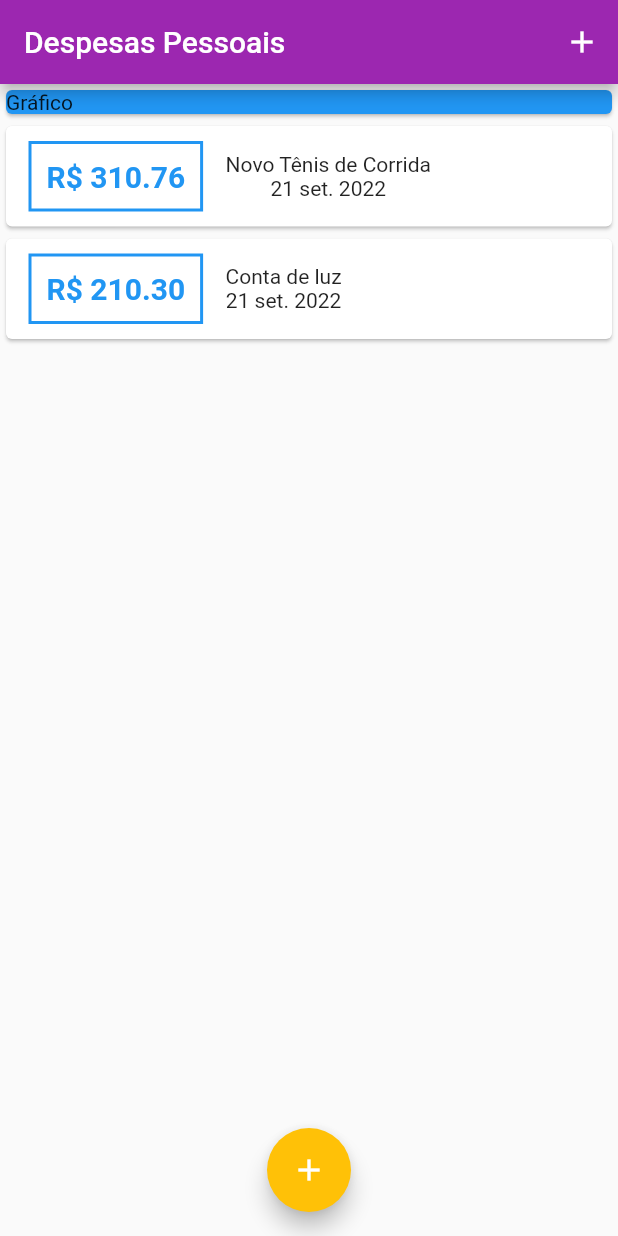
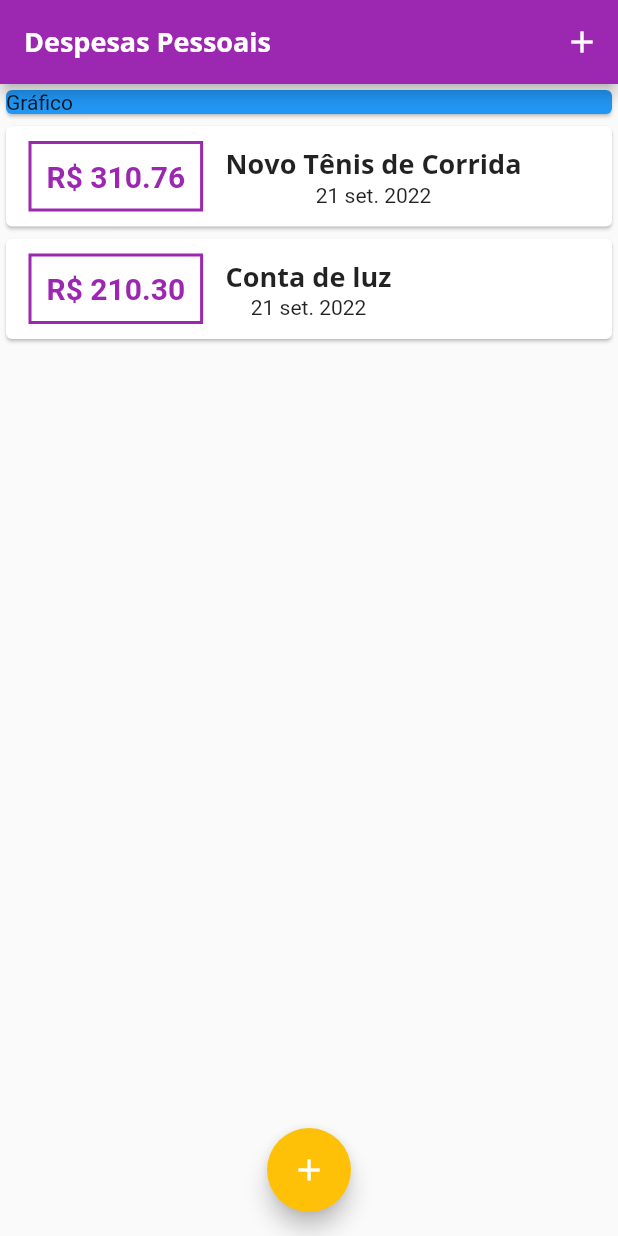
Before and after one commit to DevGabrielHN/secao4-flutter-cod3r, a Flutter app: the screen it shows after launch, on a phone screen of 412 x 824 dp. Run offline on Flutter 3.47's test engine with Material 2 defaults, Android fonts, the phone set to English and light mode, and no system bars.

Commit message:
Alterações 21/09/2022

```diff
--- a/lib/components/transaction_list.dart
+++ b/lib/components/transaction_list.dart
@@ -25,7 +25,7 @@ class TransactionList extends StatelessWidget {
                             ),
                             decoration: BoxDecoration(
                               border: Border.all(
-                                color: Theme.of(context).primaryColor,
+                                color: Theme.of(context).colorScheme.primary,
                                 width: 2,
                               ),
                             ),
@@ -35,12 +35,14 @@ class TransactionList extends StatelessWidget {
                               style: TextStyle(
                                 fontWeight: FontWeight.bold,
                                 fontSize: 20,
-                                color:Theme.of(context).primaryColor,
+                                color:Theme.of(context).colorScheme.primary,
                               ),
                             ),
                           ),Column(
                              children: <Widget> [
-                              Text(tr.title),
+                              Text(tr.title,
+                              style: Theme.of(context).textTheme.titleLarge,
+                              ),
                               Text(DateFormat('d MMM y','pt_BR').format(tr.date)),
                         ],),
                         ],
```
Also changed, not shown: lib/main.dart (+11 -2 lines), pubspec.yaml (+11 -6 lines), assets/fonts/OpenSans-Bold.ttf (added), assets/fonts/OpenSans-Regular.ttf (added), assets/fonts/Quicksand-Bold.ttf (added), assets/fonts/Quicksand-Light.ttf (added), assets/fonts/Quicksand-Medium.ttf (added), assets/fonts/Quicksand-Regular.ttf (added).
